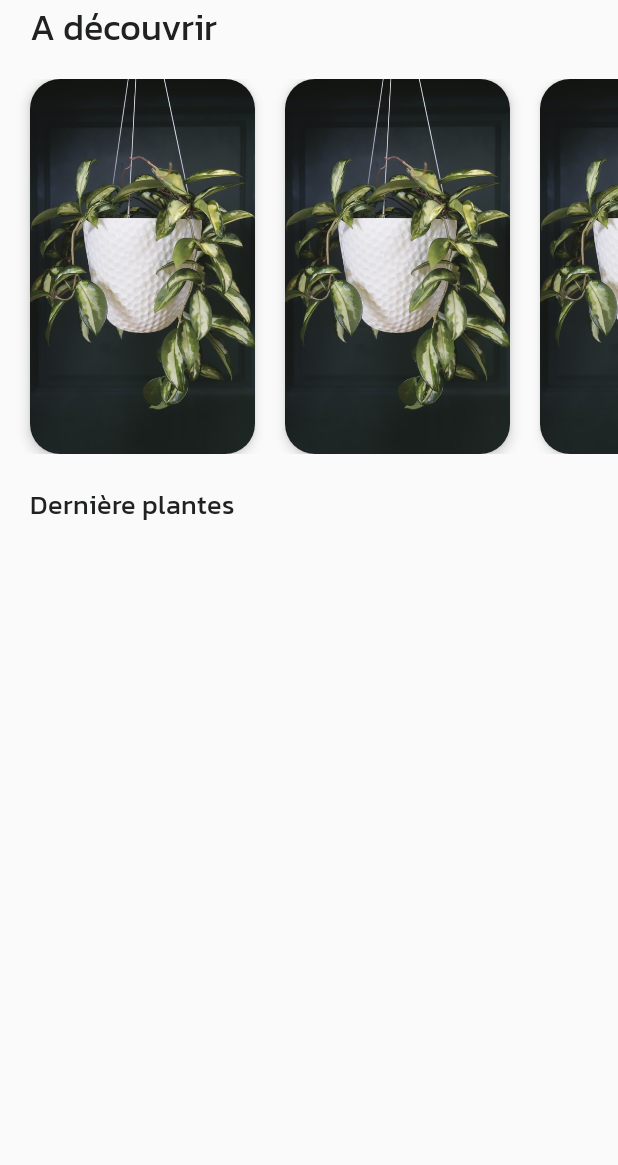
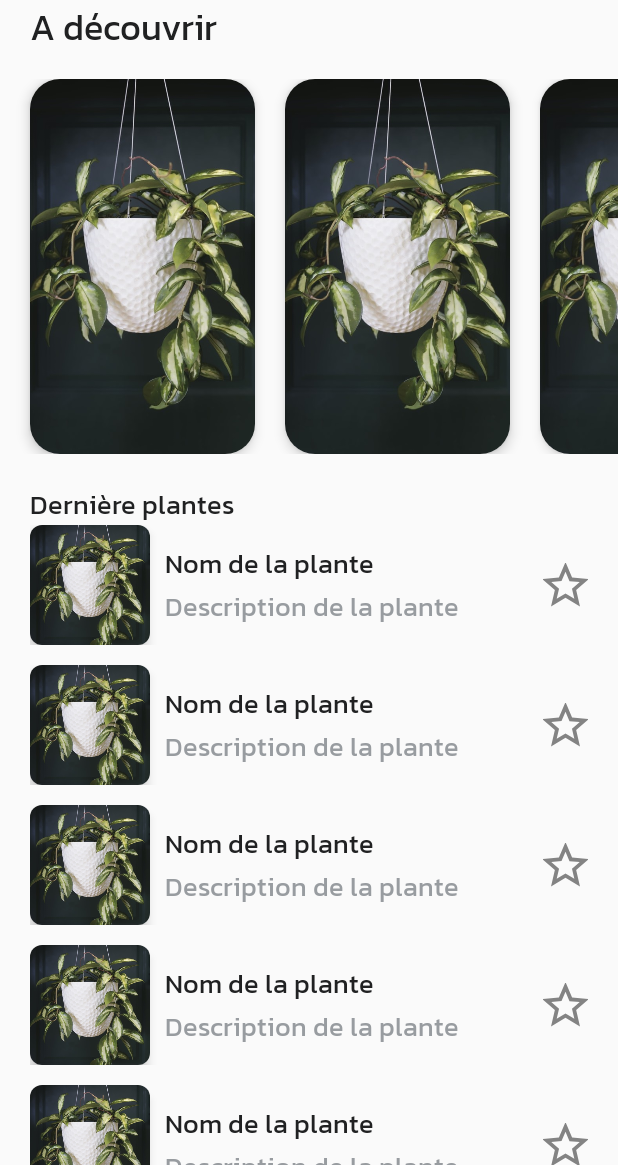
Before and after one commit to walidsrk/Kotlin_app_nature_collection, an Android app: the screen it shows after launch (MainActivity), on a phone screen of 412 x 824 dp, the part 71-1236 px from its top. Run offline under Robolectric (Android 15) with nearby library versions, the phone set to English and light mode, and no system bars.

Commit message:
add item vertical plant in HomeFragment

```diff
--- a/app/src/main/java/be/waser/naturecollection/adapter/PlantAdapter.kt
+++ b/app/src/main/java/be/waser/naturecollection/adapter/PlantAdapter.kt
@@ -7,7 +7,7 @@ import android.widget.ImageView
 import androidx.recyclerview.widget.RecyclerView
 import be.waser.naturecollection.R
 
-class PlantAdapter : RecyclerView.Adapter<PlantAdapter.ViewHolder>(){
+class PlantAdapter(private val layoutId : Int) : RecyclerView.Adapter<PlantAdapter.ViewHolder>(){
 
     // boite pour ranger tout les composants à controler
     class ViewHolder(view: View) : RecyclerView.ViewHolder(view){
@@ -16,7 +16,7 @@ class PlantAdapter : RecyclerView.Adapter<PlantAdapter.ViewHolder>(){
     }
 
     override fun onCreateViewHolder(parent: ViewGroup, viewType: Int): ViewHolder {
-        val view = LayoutInflater.from(parent.context).inflate(R.layout.item_horizontal_plant,parent,false)
+        val view = LayoutInflater.from(parent.context).inflate(layoutId,parent,false)
         return ViewHolder(view)
     }
 
--- /dev/null
+++ b/app/src/main/java/be/waser/naturecollection/adapter/PlantItemDecoration.kt
@@ -0,0 +1,12 @@
+package be.waser.naturecollection.adapter
+
+import android.graphics.Rect
+import android.view.View
+import androidx.recyclerview.widget.RecyclerView
+
+class PlantItemDecoration : RecyclerView.ItemDecoration() {
+
+    override fun getItemOffsets(outRect: Rect, view: View, parent: RecyclerView, state: RecyclerView.State) {
+        outRect.bottom = 20
+    }
+}
--- a/app/src/main/java/be/waser/naturecollection/fragments/HomeFragment.kt
+++ b/app/src/main/java/be/waser/naturecollection/fragments/HomeFragment.kt
@@ -8,6 +8,7 @@ import androidx.fragment.app.Fragment
 import androidx.recyclerview.widget.RecyclerView
 import be.waser.naturecollection.R
 import be.waser.naturecollection.adapter.PlantAdapter
+import be.waser.naturecollection.adapter.PlantItemDecoration
 
 class HomeFragment : Fragment() {
 
@@ -16,8 +17,12 @@ class HomeFragment : Fragment() {
 
         //recuperer le recyclerview
         val horizontalRecyclerView = view.findViewById<RecyclerView>(R.id.horizontal_recycler_view)
-        horizontalRecyclerView.adapter = PlantAdapter()
+        horizontalRecyclerView.adapter = PlantAdapter(R.layout.item_horizontal_plant)
 
+        // recuperer le second recyclerview
+        val verticalRecyclerView = view.findViewById<RecyclerView>(R.id.vertical_recycler_view)
+        verticalRecyclerView.adapter = PlantAdapter(R.layout.item_vertical_plant)
+        verticalRecyclerView.addItemDecoration(PlantItemDecoration())
         return view
     }
 }
--- a/app/src/main/res/layout/fragment_home.xml
+++ b/app/src/main/res/layout/fragment_home.xml
@@ -19,4 +19,12 @@
         android:layout_marginTop="@dimen/default_margin"
         android:layout_marginLeft="@dimen/default_margin"
         style="@style/SubtitleTextStyle"/>
+
+    <androidx.recyclerview.widget.RecyclerView
+        android:id="@+id/vertical_recycler_view"
+        android:layout_width="match_parent"
+        android:layout_height="match_parent"
+        android:layout_marginLeft="@dimen/default_margin"
+        android:orientation="vertical"
+        app:layoutManager="androidx.recyclerview.widget.LinearLayoutManager" />
 </LinearLayout>
```
